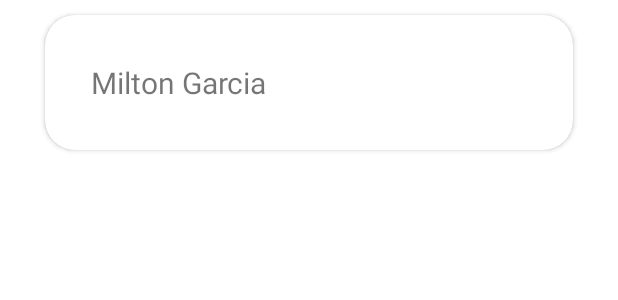
After one commit to EduardoVicente1/Vacation-Manager-Android, an Android app: the layout item_pending_recycler.xml on its own in the app's theme, with its tools: preview values and no code run, on a phone screen of 412 x 824 dp. The commit adds this screen. Shown: the top 300 px of the screen. Run offline under Robolectric (Android 15) with nearby library versions, the phone set to English and light mode, and no system bars.

Commit message:
Adapter, recycler, retrofit, data class, fragment del modulo de pendientes implementado

```diff
--- a/app/build.gradle
+++ b/app/build.gradle
@@ -1,6 +1,7 @@
 plugins {
     id 'com.android.application'
     id 'org.jetbrains.kotlin.android'
+    id 'kotlin-android'
 }
 
 apply plugin: 'com.google.gms.google-services'
@@ -60,4 +61,8 @@ dependencies {
 
     //dependencias para encriptar
     implementation "androidx.security:security-crypto:1.1.0-alpha03"
+
+    //Retrofit
+    implementation 'com.squareup.retrofit2:converter-gson:2.3.0'
+    implementation 'com.squareup.retrofit2:retrofit:2.9.0'
 }
--- /dev/null
+++ b/app/src/main/res/layout/item_pending_recycler.xml
@@ -0,0 +1,43 @@
+<?xml version="1.0" encoding="utf-8"?>
+<androidx.constraintlayout.widget.ConstraintLayout xmlns:android="http://schemas.android.com/apk/res/android"
+    xmlns:app="http://schemas.android.com/apk/res-auto"
+    android:layout_width="match_parent"
+    android:layout_height="wrap_content"
+    android:id="@+id/item_recycler">
+
+    <androidx.cardview.widget.CardView
+        android:layout_width="match_parent"
+        android:layout_height="90dp"
+        app:cardCornerRadius="20dp"
+        android:layout_marginTop="10dp"
+        android:layout_marginLeft="30dp"
+        android:layout_marginRight="30dp"
+        android:layout_marginBottom="10dp"
+
+        app:layout_constraintTop_toTopOf="parent"
+        app:layout_constraintLeft_toLeftOf="parent"
+        app:layout_constraintRight_toRightOf="parent"
+        app:layout_constraintBottom_toBottomOf="parent">
+
+        <androidx.constraintlayout.widget.ConstraintLayout
+            android:layout_width="match_parent"
+            android:layout_height="match_parent">
+
+            <TextView
+                android:id="@+id/pending_worker_name"
+                android:layout_width="wrap_content"
+                android:layout_height="wrap_content"
+                android:text="Milton Garcia"
+                android:textSize="20sp"
+                android:gravity="center"
+                android:layout_marginLeft="30dp"
+
+                app:layout_constraintTop_toTopOf="parent"
+                app:layout_constraintLeft_toLeftOf="parent"
+                app:layout_constraintBottom_toBottomOf="parent"/>
+
+        </androidx.constraintlayout.widget.ConstraintLayout>
+
+    </androidx.cardview.widget.CardView>
+
+</androidx.constraintlayout.widget.ConstraintLayout>
--- a/build.gradle
+++ b/build.gradle
@@ -4,18 +4,19 @@ buildscript {
     repositories {
         // Check that you have the following line (if not, add it):
         google()  // Google's Maven repository
+        mavenCentral()
 
     }
     dependencies {
 
         // Add this line
+        classpath "com.android.tools.build:gradle:7.0.4"
+        classpath "org.jetbrains.kotlin:kotlin-gradle-plugin:1.6.10"
         classpath 'com.google.gms:google-services:4.3.10'
 
     }
 }
 plugins {
-    id 'com.android.application' version '7.1.0' apply false
-    id 'com.android.library' version '7.1.0' apply false
     id 'org.jetbrains.kotlin.android' version '1.6.10' apply false
 }
 
```
Also changed, not shown: app/src/main/java/com/example/vacation_manager_android/Fragments/PendingsFragment.kt (added, +105 -0 lines), app/src/main/java/com/example/vacation_manager_android/HostActivity.kt (+18 -7 lines), app/src/main/java/com/example/vacation_manager_android/Retrofit/ApiEndpoints.kt (added, +13 -0 lines), app/src/main/java/com/example/vacation_manager_android/Retrofit/RetrofitClient.kt (added, +23 -0 lines), app/src/main/java/com/example/vacation_manager_android/adapters/PendingWorkersAdapter.kt (added, +36 -0 lines), app/src/main/java/com/example/vacation_manager_android/data_classes/WorkersGetResponse.kt (added, +51 -0 lines), app/src/main/res/layout/fragment_pendings.xml (added, +20 -0 lines).
